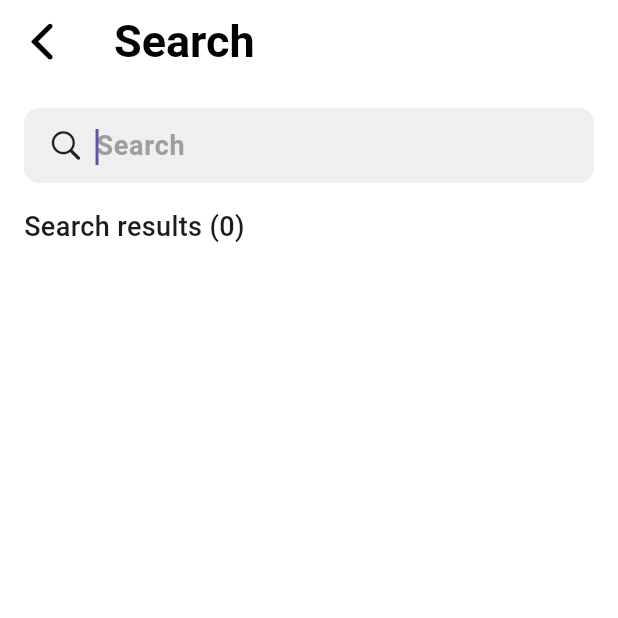
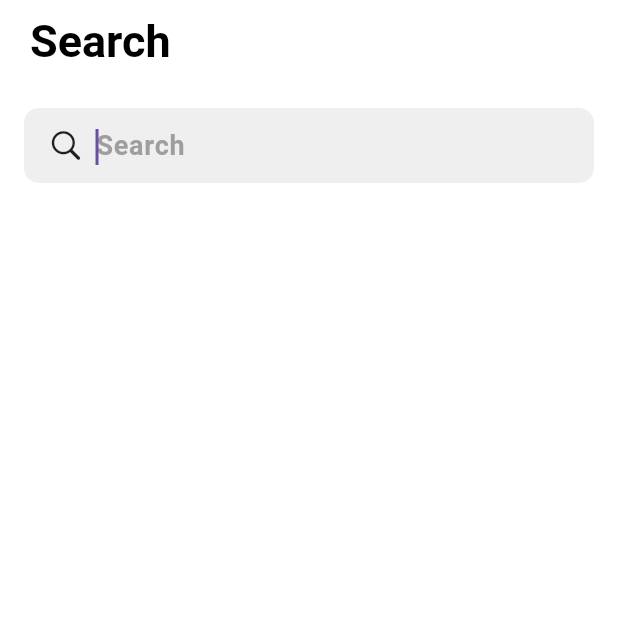
Before and after one commit to ivanzhezherenko/flutter_fav_test, a Flutter app: the MovieSearchPage screen opened by its route, on a phone screen of 412 x 824 dp, the top half of it. Run offline on Flutter 3.47's test engine with Material 3 defaults, Android fonts, the phone set to English and light mode, and no system bars; our stand-ins replace cached_network_image, dio, flutter_riverpod, flutter_svg, freezed_annotation, go_router and 1 more; accounts and stored records are empty; network calls fail.

Commit message:
some changes

```diff
--- a/lib/presentation/movie_search_page/movie_search_page.dart
+++ b/lib/presentation/movie_search_page/movie_search_page.dart
@@ -1,10 +1,10 @@
 import 'package:flutter/material.dart';
-import 'package:flutter_fav_test/presentation/movie_list_page/widgets/movie_item/movie_item.dart';
-import 'package:flutter_fav_test/presentation/shared/widgets/movie_list.dart';
 import 'package:flutter_fav_test/presentation/movie_search_page/widgets/movie_search_input.dart';
 import 'package:flutter_fav_test/presentation/shared/providers/movie_search_provider.dart';
 import 'package:flutter_fav_test/presentation/shared/widgets/movie_app_bar.dart';
+import 'package:flutter_fav_test/presentation/shared/widgets/movie_list.dart';
 import 'package:flutter_riverpod/flutter_riverpod.dart';
+import 'package:flutter_svg/flutter_svg.dart';
 
 class MovieSearchPage extends ConsumerWidget {
   static const path = '/MovieSearchPage';
@@ -15,7 +15,9 @@ class MovieSearchPage extends ConsumerWidget {
   @override
   Widget build(BuildContext context, WidgetRef ref) {
     final moviesAsync = ref.watch(searchMoviesProvider);
+    final queryIsNotEmpty = ref.read(searchQueryProvider.notifier).state.isNotEmpty;
     final moviesLength = moviesAsync.whenOrNull(data: (data) => data.length);
+
     return Scaffold(
       appBar: const MovieAppBar(title: 'Search'),
       body: Padding(
@@ -27,6 +29,7 @@ class MovieSearchPage extends ConsumerWidget {
               onChanged: (value) => ref.read(searchQueryProvider.notifier).state = value,
             ),
             const SizedBox(height: 16),
+            if (queryIsNotEmpty)
               Text(
                 'Search results (${moviesLength ?? '0'})',
                 style: const TextStyle(
@@ -38,9 +41,23 @@ class MovieSearchPage extends ConsumerWidget {
             moviesAsync.when(
               loading: () => const Center(child: CircularProgressIndicator()),
               error: (e, _) => Text('$e'),
-              data: (movies) => Expanded(
+              data: (movies) {
+                if (movies.isEmpty && queryIsNotEmpty) {
+                  return Expanded(
+                    child: Center(
+                      child: SvgPicture.asset(
+                        'assets/icons/empty_state.svg',
+                        width: 80,
+                        height: 80,
+                      ),
+                    ),
+                  );
+                }
+
+                return Expanded(
                   child: MovieList(movies: movies),
-              ),
+                );
+              },
             ),
           ],
         ),
--- a/lib/presentation/shared/providers/movie_search_provider.dart
+++ b/lib/presentation/shared/providers/movie_search_provider.dart
@@ -22,7 +22,6 @@ final searchMoviesProvider = FutureProvider.autoDispose<List<Movie>>((ref) async
   final query = ref.watch(searchQueryProvider);
   if (query.length < 3) return [];
 
-  await Future.delayed(const Duration(milliseconds: 400));
   final api = ref.read(movieApiProvider);
   return api.searchMovies(query);
 });
--- a/lib/presentation/shared/widgets/movie_app_bar.dart
+++ b/lib/presentation/shared/widgets/movie_app_bar.dart
@@ -14,6 +14,8 @@ class MovieAppBar extends StatelessWidget implements PreferredSizeWidget {
 
   @override
   Widget build(BuildContext context) {
+    final canPop = Navigator.of(context).canPop();
+
     return AppBar(
       titleSpacing: 20,
       title: switch (title != null) {
@@ -23,10 +25,13 @@ class MovieAppBar extends StatelessWidget implements PreferredSizeWidget {
           ),
         false => null
       },
-      leading: IconButton(
-        onPressed: context.pop,
-        icon: const Icon(CupertinoIcons.back, size: 38),
-      ),
+      leading: switch (canPop) {
+        true => IconButton(
+            onPressed: context.pop,
+            icon: const Icon(CupertinoIcons.back, size: 38),
+          ),
+        false => null,
+      },
       actions: actions,
     );
   }
--- a/lib/presentation/shared/widgets/movie_list.dart
+++ b/lib/presentation/shared/widgets/movie_list.dart
@@ -13,15 +13,6 @@ class MovieList extends StatelessWidget {
 
   @override
   Widget build(BuildContext context) {
-    if (movies.isEmpty) {
-      return Center(
-        child: SvgPicture.asset(
-          'assets/icons/empty_state.svg',
-          width: 80,
-          height: 80,
-        ),
-      );
-    }
 
     return GridView.builder(
       padding: const EdgeInsets.only(top: 24, left: 16.5, right: 16.5),
```
Lines whose indentation alone changed are shown as unchanged.
